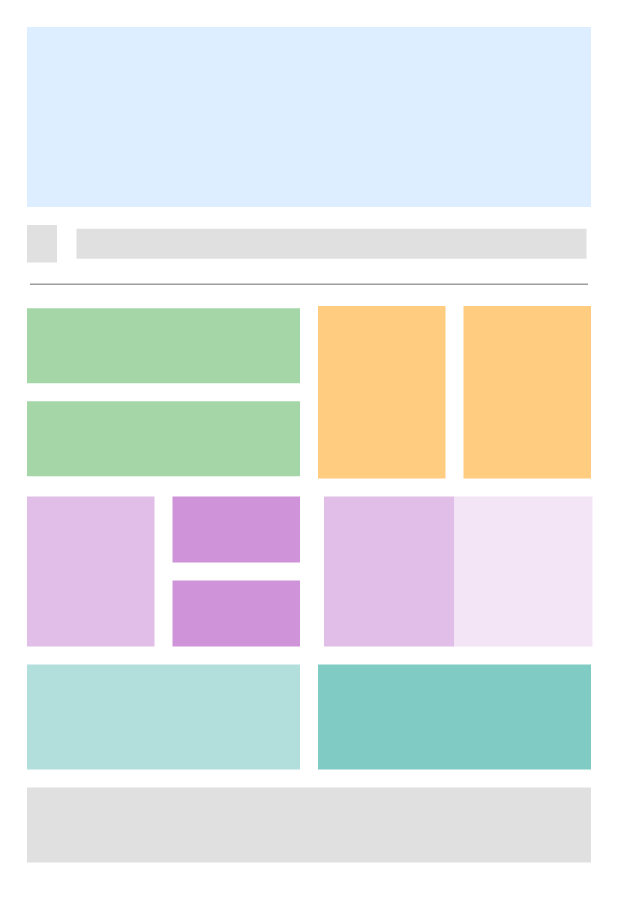
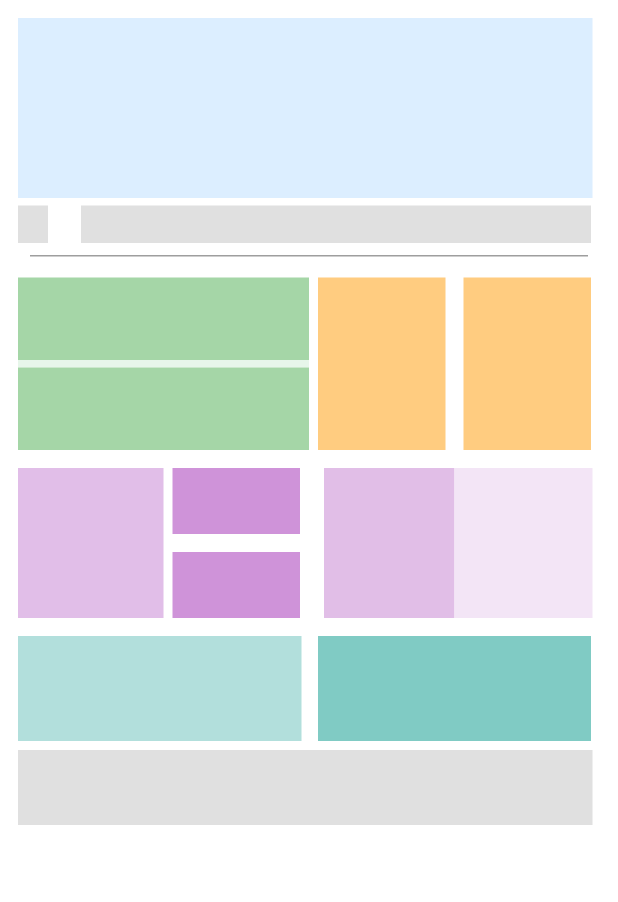
Before and after one commit to Abdulteef1998/flutter_task_thrwat, a Flutter app: the HomeScreen screen opened directly, on a phone screen of 412 x 824 dp. Shown: the top 902 px of the screen. Run offline on Flutter 3.47's test engine with Material 3 defaults, Android fonts, the phone set to English and light mode, and no system bars.

Commit message:
fix and refactor code

```diff
--- a/lib/pages/home_page.dart
+++ b/lib/pages/home_page.dart
@@ -16,13 +16,24 @@ class HomeScreen extends StatelessWidget {
               color: Color(0xFFDCEEFF),
               height: 120,
               width: double.infinity,
+              margin: EdgeInsets.only(right: 5),
             ),
-
+            SizedBox(height: 5),
             Row(
               children: const [
-                ColorBox(color: Color(0xFFE0E0E0), height: 25, width: 20),
+                ColorBox(
+                  color: Color(0xFFE0E0E0),
+                  height: 25,
+                  width: 20,
+                  margin: EdgeInsets.only(right: 5),
+                ),
                 SizedBox(width: 1),
-                ColorBox(color: Color(0xFFE0E0E0), height: 20, width: 340),
+                ColorBox(
+                  color: Color(0xFFE0E0E0),
+                  height: 25,
+                  width: 340,
+                  margin: EdgeInsets.only(left: 16),
+                ),
               ],
             ),
 
@@ -36,8 +47,21 @@ class HomeScreen extends StatelessWidget {
                 Expanded(
                   child: Column(
                     children: [
-                      ColorBox(color: Color(0xFFA5D6A7), height: 50),
-                      ColorBox(color: Color(0xFFA5D6A7), height: 50),
+                      ColorBox(
+                        color: Color(0xFFA5D6A7),
+                        height: 55,
+                        margin: EdgeInsets.all(0),
+                      ),
+                      ColorBox(
+                        color: Color(0xFFE7F6EA),
+                        height: 5,
+                        margin: EdgeInsets.all(0),
+                      ),
+                      ColorBox(
+                        color: Color(0xFFA5D6A7),
+                        height: 55,
+                        margin: EdgeInsets.all(0),
+                      ),
                     ],
                   ),
                 ),
@@ -46,6 +70,11 @@ class HomeScreen extends StatelessWidget {
                     children: [
                       Expanded(
                         child: ColorBox(color: Color(0xFFFFCC80), height: 115),
+                      ),
+                      ColorBox(
+                        color: Color(0xFFE7F6EA),
+                        height: 115,
+                        margin: EdgeInsets.all(0),
                       ),
                       Expanded(
                         child: ColorBox(color: Color(0xFFFFCC80), height: 115),
@@ -59,7 +88,11 @@ class HomeScreen extends StatelessWidget {
             Row(
               children: const [
                 Expanded(
-                  child: ColorBox(color: Color(0xFFE1BEE8), height: 100),
+                  child: ColorBox(
+                    color: Color(0xFFE1BEE8),
+                    height: 100,
+                    margin: EdgeInsets.only(left: 0),
+                  ),
                 ),
                 Expanded(
                   child: Column(
@@ -89,7 +122,13 @@ class HomeScreen extends StatelessWidget {
 
             Row(
               children: const [
-                Expanded(child: ColorBox(color: Color(0xFFB2DFDC), height: 70)),
+                Expanded(
+                  child: ColorBox(
+                    color: Color(0xFFB2DFDC),
+                    height: 70,
+                    margin: EdgeInsets.only(right: 5),
+                  ),
+                ),
                 Expanded(child: ColorBox(color: Color(0xFF80CBC4), height: 70)),
               ],
             ),
@@ -98,6 +137,7 @@ class HomeScreen extends StatelessWidget {
               color: Color(0xFFE0E0E0),
               height: 50,
               width: double.infinity,
+              margin: EdgeInsets.only(right: 5),
             ),
           ],
         ),
--- a/lib/widgets/color_box.dart
+++ b/lib/widgets/color_box.dart
@@ -4,14 +4,14 @@ class ColorBox extends StatelessWidget {
   final Color color;
   final double? width;
   final double? height;
-  final EdgeInsetsGeometry? margin; // ✅ أضفنا خاصية margin اختيارية
+  final EdgeInsetsGeometry? margin;
 
   const ColorBox({
     super.key,
     required this.color,
     this.width,
     this.height,
-    this.margin, // ✅ الآن يمكن تمريرها من الخارج
+    this.margin,
   });
 
   @override
@@ -19,8 +19,7 @@ class ColorBox extends StatelessWidget {
     return Container(
       width: width,
       height: height,
-      margin:
-          margin ?? const EdgeInsets.all(6), // ✅ قيمة افتراضية 6 إن لم تُمرّر
+      margin: margin ?? const EdgeInsets.all(6),
       decoration: BoxDecoration(color: color),
     );
   }
--- a/pubspec.yaml
+++ b/pubspec.yaml
@@ -58,9 +58,9 @@ flutter:
   uses-material-design: true
 
   # To add assets to your application, add an assets section, like this:
-  # assets:
-  #   - images/a_dot_burr.jpeg
-  #   - images/a_dot_ham.jpeg
+  assets:
+    - assets/
+
 
   # An image asset can refer to one or more resolution-specific "variants", see
   # https://flutter.dev/to/resolution-aware-images
```
Also changed, not shown: lib/main.dart (+5 -2 lines), lib/task_section1_flutter/task_flutter_layout.dart (added, +15 -0 lines), lib/task_section1_flutter/widget/body_detials.dart (added, +75 -0 lines), lib/task_section1_flutter/widget/iconwithlabel.dart (added, +37 -0 lines), assets/logo.png (added), 1 other file.
